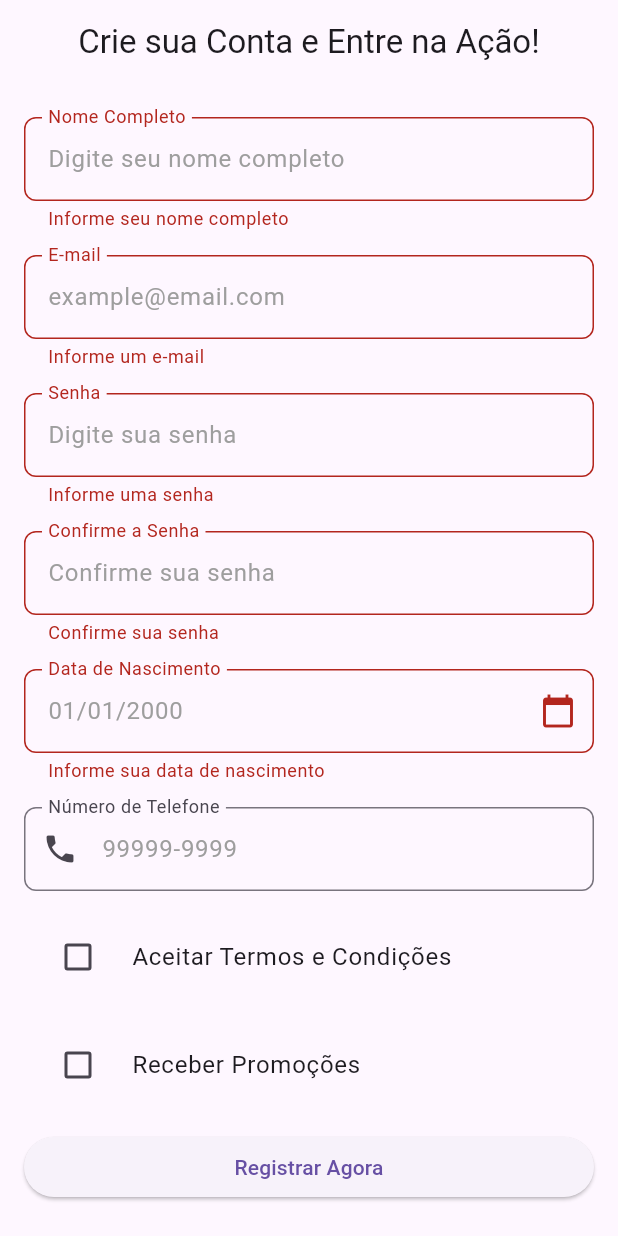
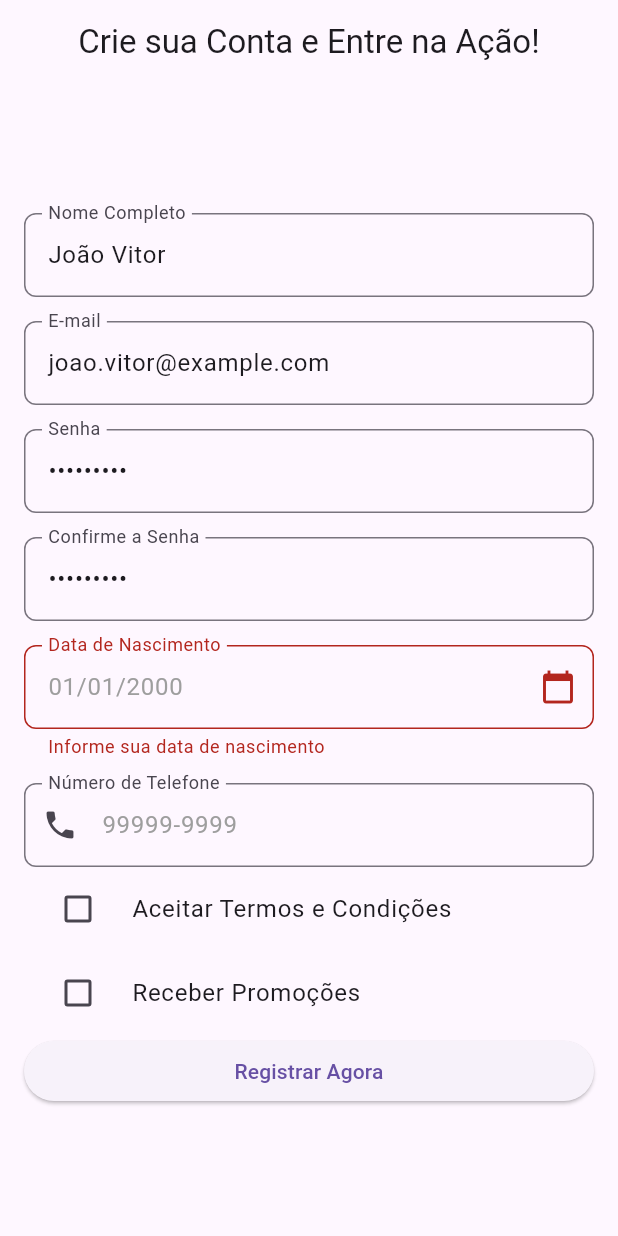
Before and after one commit to joaoconstancio1/genie_luck, a Flutter app: the screen it shows after launch, after a tap on "Registrar Agora", on a phone screen of 412 x 824 dp. Run offline on Flutter 3.47's test engine with Material 3 defaults, Android fonts, the phone set to English and light mode, and no system bars; our stand-ins replace dio, equatable, flutter_bloc, get_it, go_router, result_dart.

Commit message:
Enhance DataPicker and RegisterPage: format date selection using intl package; refactor registration logic for improved clarity and maintainability

```diff
--- a/lib/core/utils/data_picker.dart
+++ b/lib/core/utils/data_picker.dart
@@ -1,8 +1,10 @@
 import 'package:flutter/material.dart';
+import 'package:intl/intl.dart';
 
 class DataPicker {
   TextEditingController? dateController;
   DateTime? selectedDate;
+
   DataPicker({this.dateController, this.selectedDate});
 
   Future<void> displayDatePicker(BuildContext context) async {
@@ -11,13 +13,14 @@ class DataPicker {
       initialDate:
           selectedDate ?? DateTime.now().subtract(Duration(days: 365 * 18)),
       firstDate: DateTime.now().subtract(Duration(days: 365 * 100)),
+
       lastDate: DateTime.now().subtract(Duration(days: 365 * 18)),
     );
 
     if (pickedDate != null && pickedDate != selectedDate) {
       selectedDate = pickedDate;
-      dateController?.text =
-          '${pickedDate.day.toString().padLeft(2, '0')}/${pickedDate.month.toString().padLeft(2, '0')}/${pickedDate.year}';
+      final formattedDate = DateFormat("dd, MMMM, yyyy").format(pickedDate);
+      dateController?.text = formattedDate;
     }
   }
 }
--- a/lib/core/utils/validators.dart
+++ b/lib/core/utils/validators.dart
@@ -50,27 +50,6 @@ class Validators {
     if (value == null || value.isEmpty) {
       return 'Informe sua data de nascimento';
     }
-
-    try {
-      final parts = value.split('/');
-      final day = int.parse(parts[0]);
-      final month = int.parse(parts[1]);
-      final year = int.parse(parts[2]);
-      final birthDate = DateTime(year, month, day);
-      final today = DateTime.now();
-      final age =
-          today.year -
-          birthDate.year -
-          ((today.month < birthDate.month ||
-                  (today.month == birthDate.month && today.day < birthDate.day))
-              ? 1
-              : 0);
-      if (age < 18) {
-        return 'Você deve ter pelo menos 18 anos';
-      }
-    } catch (e) {
-      return 'Data inválida';
-    }
     return null;
   }
 
--- a/lib/register/presenter/pages/register_page.dart
+++ b/lib/register/presenter/pages/register_page.dart
@@ -40,39 +40,24 @@ class _RegisterPageView1State extends State<RegisterPageView> {
   }
 
   final _formKey = GlobalKey<FormState>();
-  final TextEditingController _nameController = TextEditingController();
-  final TextEditingController _emailController = TextEditingController();
-  final TextEditingController _passwordController = TextEditingController();
+  final TextEditingController _nameController = TextEditingController(
+    text: 'João Vitor',
+  );
+  final TextEditingController _emailController = TextEditingController(
+    text: 'joao.vitor@example.com',
+  );
+  final TextEditingController _passwordController = TextEditingController(
+    text: 'Senha123!',
+  );
   final TextEditingController _confirmPasswordController =
-      TextEditingController();
+      TextEditingController(text: 'Senha123!');
   final TextEditingController _dateController = TextEditingController();
+
   final Validators _validators = Validators();
   DataPicker _dataPicker = DataPicker();
   bool _acceptTerms = false;
   bool? _receivePromotions = false;
   DateTime? selectedDate;
-
-  void _onRegisterButtonPressed(BuildContext context) {
-    if (_formKey.currentState?.validate() ?? false) {
-      context.read<RegisterCubit>().registerUser(
-        UserModel(
-          fullName: _nameController.text,
-          email: _emailController.text,
-          password: _passwordController.text,
-          birthDate: selectedDate,
-          phoneNumber: '111111111',
-          zipCode: '00000-000',
-          address: 'Rua Exemplo',
-          addressNumber: '123',
-          city: 'São Paulo',
-          state: 'SP',
-          country: 'Brasil',
-          termsAccepted: _acceptTerms,
-          receivePromotions: _receivePromotions,
-        ),
-      );
-    }
-  }
 
   @override
   Widget build(BuildContext context) {
@@ -151,8 +136,12 @@ class _RegisterPageView1State extends State<RegisterPageView> {
                               ),
                               GestureDetector(
                                 onTap:
-                                    () =>
-                                        _dataPicker.displayDatePicker(context),
+                                    () => _dataPicker
+                                        .displayDatePicker(context)
+                                        .then((value) {
+                                          selectedDate =
+                                              _dataPicker.selectedDate;
+                                        }),
                                 child: AbsorbPointer(
                                   child: GlTextFormField(
                                     controller: _dateController,
@@ -173,7 +162,8 @@ class _RegisterPageView1State extends State<RegisterPageView> {
                                 hintText: '99999-9999',
                                 prefixIcon: Icon(Icons.phone),
                               ),
-
+                            ],
+                          ),
                           CheckboxListTile(
                             title: Text('Aceitar Termos e Condições'),
                             value: _acceptTerms,
@@ -182,8 +172,7 @@ class _RegisterPageView1State extends State<RegisterPageView> {
                                 _acceptTerms = value ?? false;
                               });
                             },
-                                controlAffinity:
-                                    ListTileControlAffinity.leading,
+                            controlAffinity: ListTileControlAffinity.leading,
                           ),
                           CheckboxListTile(
                             title: Text('Receber Promoções'),
@@ -193,8 +182,7 @@ class _RegisterPageView1State extends State<RegisterPageView> {
                                 _receivePromotions = value ?? false;
                               });
                             },
-                                controlAffinity:
-                                    ListTileControlAffinity.leading,
+                            controlAffinity: ListTileControlAffinity.leading,
                           ),
 
                           SizedBox(
@@ -204,8 +192,6 @@ class _RegisterPageView1State extends State<RegisterPageView> {
                                   () => _onRegisterButtonPressed(context),
                               child: Text('Registrar Agora'),
                             ),
-                              ),
-                            ],
                           ),
                         ],
                       ),
@@ -219,4 +205,26 @@ class _RegisterPageView1State extends State<RegisterPageView> {
       },
     );
   }
+
+  void _onRegisterButtonPressed(BuildContext context) {
+    if (_formKey.currentState?.validate() ?? false) {
+      context.read<RegisterCubit>().registerUser(
+        UserModel(
+          fullName: _nameController.text,
+          email: _emailController.text,
+          password: _passwordController.text,
+          birthDate: selectedDate,
+          phoneNumber: '111111111',
+          zipCode: '00000-000',
+          address: 'Rua Exemplo',
+          addressNumber: '123',
+          city: 'São Paulo',
+          state: 'SP',
+          country: 'Brasil',
+          termsAccepted: _acceptTerms,
+          receivePromotions: _receivePromotions,
+        ),
+      );
     }
+  }
+}
--- a/pubspec.yaml
+++ b/pubspec.yaml
@@ -40,6 +40,7 @@ dependencies:
   flutter_bloc: ^9.1.0
   equatable: ^2.0.7
   get_it: ^8.0.3
+  intl: ^0.20.2
 
 dev_dependencies:
   flutter_test:
```
Lines whose indentation alone changed are shown as unchanged.
